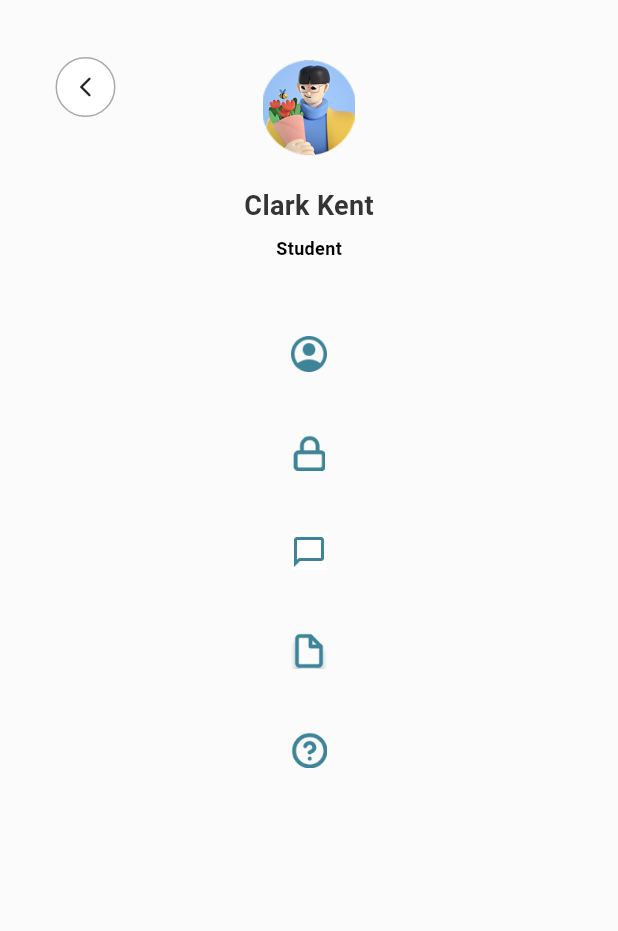
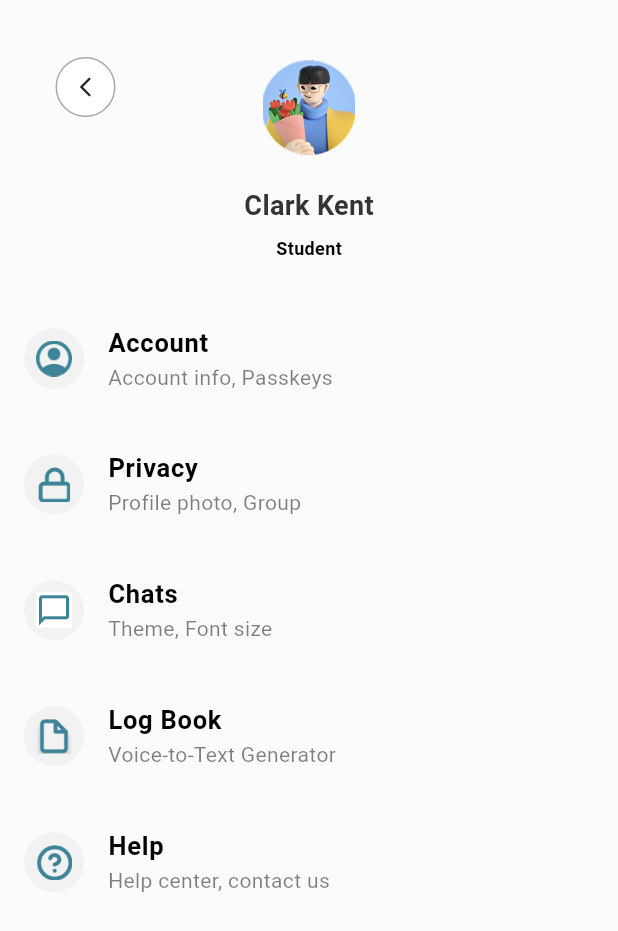
Before and after one commit to LAKI-1/Sched-Ease-Mobile-Frontend, a Flutter app: the screen it shows after launch, on a phone screen of 412 x 824 dp. Shown: the top 931 px of the screen. Run offline on Flutter 3.47's test engine with Material 3 defaults, Android fonts, the phone set to English and light mode, and no system bars; our stand-ins replace flutter_screenutil; Roboto replaces fonts that are missing (Poppins).

Commit message:
Added title and subtitle to profile menu items for better clarity and navigation.

```diff
--- a/lib/screens/profile.dart
+++ b/lib/screens/profile.dart
@@ -99,11 +99,48 @@ class ProfileState extends State<Profile> {
                 child: SingleChildScrollView(
                   child: Column(
                     children: [
-                      ProfileMenuWidget(iconPath: 'assets/account_icon.png'),
-                      ProfileMenuWidget(iconPath: 'assets/privacy_icon.png'),
-                      ProfileMenuWidget(iconPath: 'assets/chat_icon.png'),
-                      ProfileMenuWidget(iconPath: 'assets/logbook_icon.png'),
-                      ProfileMenuWidget(iconPath: 'assets/help_icon.png'),
+                      ProfileMenuWidget(
+                        title: "Account",
+                        subtitle: "Account info, Passkeys",
+                        iconPath: 'assets/account_icon.png',
+                        onPress: () {},
+                      ),
+
+                      SizedBox(height: 10.h),
+
+                      ProfileMenuWidget(
+                        title: "Privacy",
+                        subtitle: "Profile photo, Group",
+                        iconPath: 'assets/privacy_icon.png',
+                        onPress: () {},
+                      ),
+
+                      SizedBox(height: 10.h),
+
+                      ProfileMenuWidget(
+                        title: "Chats",
+                        subtitle: "Theme, Font size",
+                        iconPath: 'assets/chat_icon.png',
+                        onPress: () {},
+                      ),
+
+                      SizedBox(height: 10.h),
+
+                      ProfileMenuWidget(
+                        title: "Log Book",
+                        subtitle: "\Voice-to-Text Generator",
+                        iconPath: 'assets/logbook_icon.png',
+                        onPress: () {},
+                      ),
+
+                      SizedBox(height: 10.h),
+
+                      ProfileMenuWidget(
+                        title: "Help",
+                        subtitle: "Help center, contact us",
+                        iconPath: 'assets/help_icon.png',
+                        onPress: () {},
+                      ),
                     ],
                   ),
                 ),
@@ -117,16 +154,44 @@ class ProfileState extends State<Profile> {
 }
 
 class ProfileMenuWidget extends StatelessWidget {
-  const ProfileMenuWidget({Key? key, required this.iconPath}) : super(key: key);
+  const ProfileMenuWidget({
+    Key? key,
+    required this.title,
+    required this.subtitle,
+    required this.iconPath,
+    required this.onPress,
+  }) : super(key: key);
 
+  final String title;
+  final String subtitle;
   final String iconPath;
+  final VoidCallback onPress;
 
   @override
   Widget build(BuildContext context) {
     return ListTile(
-      contentPadding: const EdgeInsets.symmetric(horizontal: 20, vertical: 5),
-      trailing: Container(
+      onTap: onPress,
+      leading: Container(
+        width: 40,
+        height: 40,
+        decoration: BoxDecoration(
+          borderRadius: BorderRadius.circular(100),
+          color: Colors.grey.withOpacity(0.1),
+        ),
+
         child: Center(child: Image.asset(iconPath, width: 24, height: 24)),
+      ),
+      title: Text(
+        title,
+        style: TextStyle(
+          color: Color(0xFF000000),
+          fontSize: 17,
+          fontWeight: FontWeight.bold,
+        ),
+      ),
+      subtitle: Text(
+        subtitle,
+        style: TextStyle(color: Color(0x80000000), fontSize: 14),
       ),
     );
   }
```
